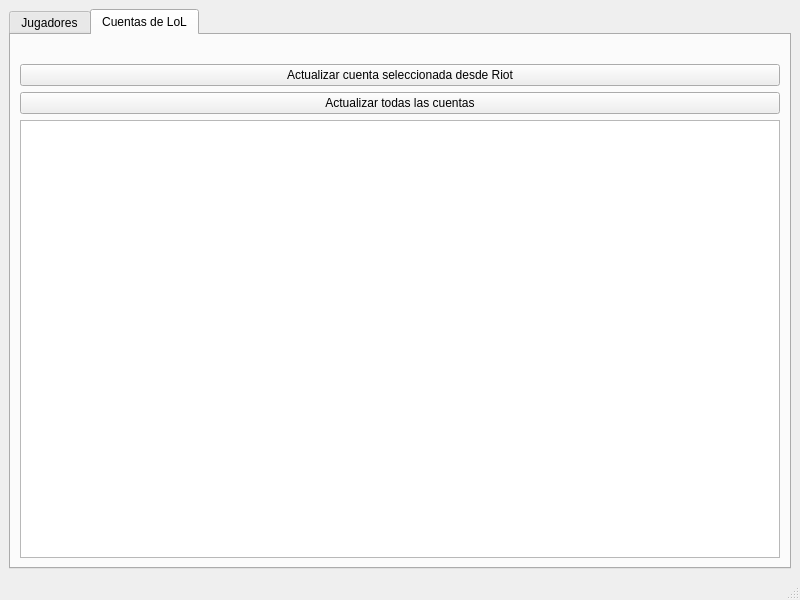
Qt form mainwindow.ui (seburiticav/Esports_Team_Management) before a commit.
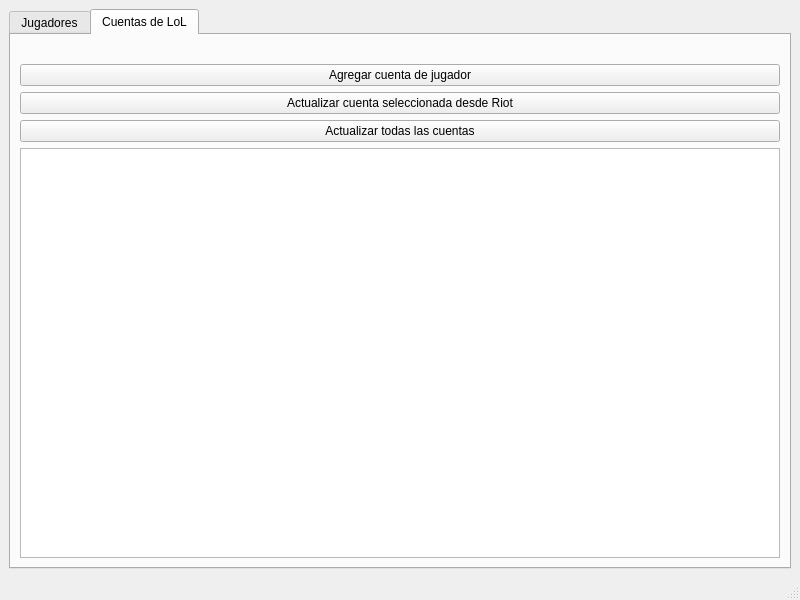
The same form after that commit. The open tabs and pages were chosen to show the change.

Commit message: Add player Riot account registration

The edit to the form file:
```diff
--- a/mainwindow.ui
+++ b/mainwindow.ui
@@ -114,6 +114,13 @@
           </property>
          </widget>
         </item>
+        <item>
+         <widget class="QPushButton" name="addLolAccountButton">
+          <property name="text">
+           <string>Agregar cuenta de jugador</string>
+          </property>
+         </widget>
+        </item>
         <item>
          <widget class="QPushButton" name="updateLolAccountButton">
           <property name="text">
```
The commit also changes 4 other files.
